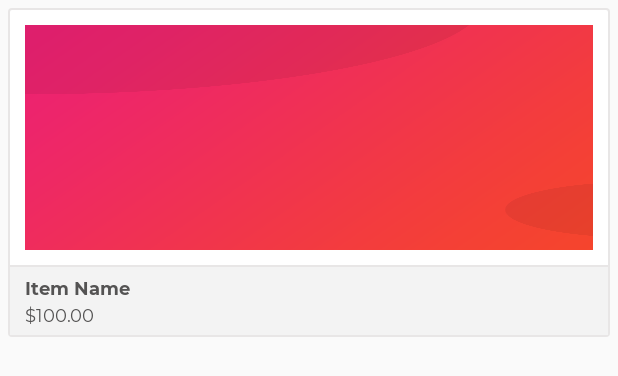
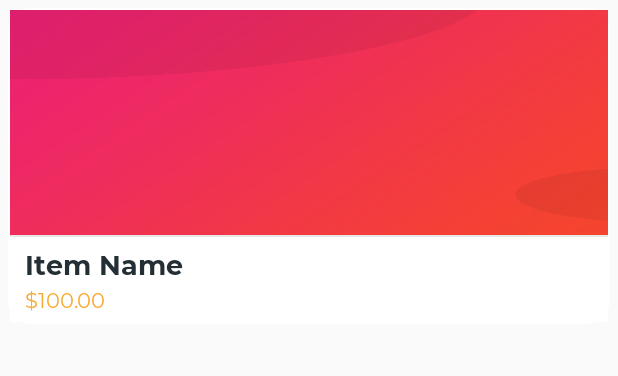
Before and after one commit to WeiCong69/Koperasiku, an Android app: the layout item_dashboard_layout.xml on its own in the app's theme, with its tools: preview values and no code run, on a phone screen of 412 x 824 dp. Shown: the top 376 px of the screen. Run offline under Robolectric (Android 15) with nearby library versions, the phone set to English and light mode, and no system bars.

Commit message:
some minor changes

```diff
--- a/app/src/main/res/drawable/ic_vector_add_product.xml
+++ b/app/src/main/res/drawable/ic_vector_add_product.xml
@@ -4,6 +4,6 @@
     android:viewportWidth="67.5"
     android:viewportHeight="67.5">
     <path
-        android:fillColor="#FFFFFF"
+        android:fillColor="@color/colorAccent"
         android:pathData="M33.8,0.7C15.5,0.7 0.7,15.5 0.7,33.8s14.8,33.1 33.1,33.1S66.8,52 66.8,33.8S52,0.7 33.8,0.7zM52.4,37.3H37.3v15.1c0,2 -1.6,3.6 -3.6,3.6s-3.6,-1.6 -3.6,-3.6V37.3H15.1c-2,0 -3.6,-1.6 -3.6,-3.6s1.6,-3.6 3.6,-3.6h15.1V15.1c0,-2 1.6,-3.6 3.6,-3.6s3.6,1.6 3.6,3.6v15.1h15.1c2,0 3.6,1.6 3.6,3.6S54.4,37.3 52.4,37.3z" />
 </vector>
--- a/app/src/main/res/drawable/ic_vector_cart.xml
+++ b/app/src/main/res/drawable/ic_vector_cart.xml
@@ -4,6 +4,6 @@
     android:viewportWidth="121.3"
     android:viewportHeight="137.3">
     <path
-        android:fillColor="#FFFFFF"
+        android:fillColor="@color/colorAccent"
         android:pathData="M120.1,128.9L110.8,34c-0.3,-3.3 -3.1,-5.8 -6.4,-5.8H89.7c-0.6,-6.9 -3.5,-13.3 -8.4,-18.2c-5.5,-5.5 -12.8,-8.5 -20.6,-8.5c-15.3,0 -27.9,11.8 -29.1,26.8H17c-3.3,0 -6.1,2.5 -6.4,5.8l-9.3,94.8c-0.2,1.8 0.4,3.6 1.6,5c1.2,1.4 3,2.1 4.8,2.1h105.9c1.8,0 3.6,-0.8 4.8,-2.1C119.6,132.5 120.2,130.7 120.1,128.9zM60.7,9.2c5.7,0 11.1,2.2 15.1,6.2c3.5,3.5 5.6,7.9 6.1,12.7H39.5C40.6,17.5 49.7,9.2 60.7,9.2zM9.2,128.1l9,-92.1h13.3v8.8c0,2.2 1.8,3.9 3.9,3.9c2.2,0 3.9,-1.8 3.9,-3.9V36H82v8.8c0,2.2 1.8,3.9 3.9,3.9s3.9,-1.8 3.9,-3.9V36h13.3l9,92.1H9.2z" />
 </vector>
--- a/app/src/main/res/drawable/ic_vector_products.xml
+++ b/app/src/main/res/drawable/ic_vector_products.xml
@@ -4,6 +4,6 @@
     android:viewportWidth="137.8"
     android:viewportHeight="119.2">
     <path
-        android:fillColor="#FF000000"
+        android:fillColor="@color/colorAccent"
         android:pathData="M19.3,37L5.1,55.1l15.6,5.7V99l51.4,17.6l4.1,1.4l3.7,-1.6l40.2,-17.6V61.1l16.2,-8.7L123.2,38l-1.8,-1.8l14.1,-19.5L77.9,1.2L64.6,16.9l-15,-13.2L1.4,19.6l16,15.4L19.3,37zM57.4,20.9L25.6,32.1L16.1,23l31.7,-10.5L57.4,20.9zM114.7,32.1L72,20.3l8.7,-10.2l41.8,11.3L114.7,32.1zM90.5,66.8L82.1,55l24.6,-10.2l9.1,-3.9l8.8,9.4L90.5,66.8zM80,65.6L88.1,77l24.3,-11.7v28.3L80,107.8V65.6zM61.4,44.4l-7.1,-2.3l-17.5,-5.7l28.3,-9.9l18.7,5.2l20.3,5.6L75.9,49.1L61.4,44.4zM28.5,63.6l35.8,13l7.8,-11v42.7l-43.6,-15V63.6zM20.7,48l5.3,-6.8l2.5,0.8l3.1,1L45,47.4l10.3,3.3l14.5,4.7l-8.4,11.8L29.9,55.8l-1.4,-0.5l-7.8,-2.8l-2.7,-1L20.7,48z" />
 </vector>
--- /dev/null
+++ b/app/src/main/res/drawable/rounded_corner_layout.xml
@@ -0,0 +1,22 @@
+<?xml version="1.0" encoding="utf-8"?>
+<shape xmlns:android="http://schemas.android.com/apk/res/android" >
+
+    <!-- we define background color -->
+    <solid android:color="@color/colorWhite" />
+
+    <!-- we define border color and thick -->
+<!--    <stroke-->
+<!--        android:width="3dp"-->
+<!--        android:color="#5b8bc7" />-->
+
+    <!-- add some padding for text inside -->
+    <padding
+        android:bottom="5dp"
+        android:left="5dp"
+        android:right="5dp"
+        android:top="5dp" />
+
+    <!-- we define corner radius, note that radius can be different for each corner -->
+    <corners android:radius="15dp" />
+
+</shape>
--- a/app/src/main/res/layout/item_dashboard_layout.xml
+++ b/app/src/main/res/layout/item_dashboard_layout.xml
@@ -1,11 +1,12 @@
 <?xml version="1.0" encoding="utf-8"?>
+
 <RelativeLayout xmlns:android="http://schemas.android.com/apk/res/android"
     xmlns:app="http://schemas.android.com/apk/res-auto"
     xmlns:tools="http://schemas.android.com/tools"
     android:layout_width="match_parent"
     android:layout_height="wrap_content"
     android:layout_margin="@dimen/item_dashboard_margin"
-    android:background="@drawable/item_dashboard_background"
+    android:background="@drawable/rounded_corner_layout"
     android:gravity="center"
     android:orientation="vertical"
     android:padding="@dimen/item_dashboard_padding">
@@ -14,7 +15,7 @@
         android:id="@+id/iv_dashboard_item_image"
         android:layout_width="match_parent"
         android:layout_height="@dimen/item_dashboard_image_height"
-        android:layout_margin="@dimen/item_dashboard_image_margin"
+        android:layout_margin="0dp"
         android:background="@color/colorImageViewBackground"
         android:contentDescription="@string/content_description"
         android:minHeight="@dimen/item_dashboard_image_height"
@@ -33,7 +34,7 @@
         android:layout_width="match_parent"
         android:layout_height="wrap_content"
         android:layout_below="@id/view_divider"
-        android:background="@color/dashboard_item_details_bg"
+        android:background="@color/colorWhite"
         android:orientation="vertical"
         android:paddingStart="@dimen/dashboard_item_paddingStartEnd"
         android:paddingTop="@dimen/dashboard_item_paddingTopBottom"
@@ -44,7 +45,7 @@
             android:id="@+id/tv_dashboard_item_title"
             android:layout_width="match_parent"
             android:layout_height="wrap_content"
-            android:textColor="@color/item_value_text_color"
+            android:textColor="@color/colorPrimaryText"
             android:textSize="@dimen/dashboard_item_textSize"
             android:textStyle="bold"
             tools:text="Item Name" />
@@ -54,8 +55,8 @@
             android:layout_width="match_parent"
             android:layout_height="wrap_content"
             android:layout_marginTop="@dimen/dashboard_item_price_marginTop"
-            android:textColor="@color/item_value_text_color"
-            android:textSize="@dimen/dashboard_item_textSize"
+            android:textColor="@color/colorAccent"
+            android:textSize="14sp"
             android:textStyle="bold"
             tools:text="$100.00" />
     </LinearLayout>
--- a/app/src/main/res/values/dimens.xml
+++ b/app/src/main/res/values/dimens.xml
@@ -88,7 +88,7 @@
     <dimen name="divider_height">1dp</dimen>
     <dimen name="dashboard_item_paddingStartEnd">10dp</dimen>
     <dimen name="dashboard_item_paddingTopBottom">5dp</dimen>
-    <dimen name="dashboard_item_textSize">12sp</dimen>
+    <dimen name="dashboard_item_textSize">18sp</dimen>
     <dimen name="dashboard_item_price_marginTop">2dp</dimen>
 
     <dimen name="delete_icon_padding">5dp</dimen>
```
Also changed, not shown: app/src/main/res/drawable/ic_vector_dashboard.xml (+4 -4 lines), app/src/main/res/drawable/ic_vector_orders.xml (+4 -4 lines), app/src/main/res/drawable/ic_vector_settings.xml (+2 -2 lines), app/src/main/res/drawable/ic_vector_sold_products.xml (+6 -6 lines).
